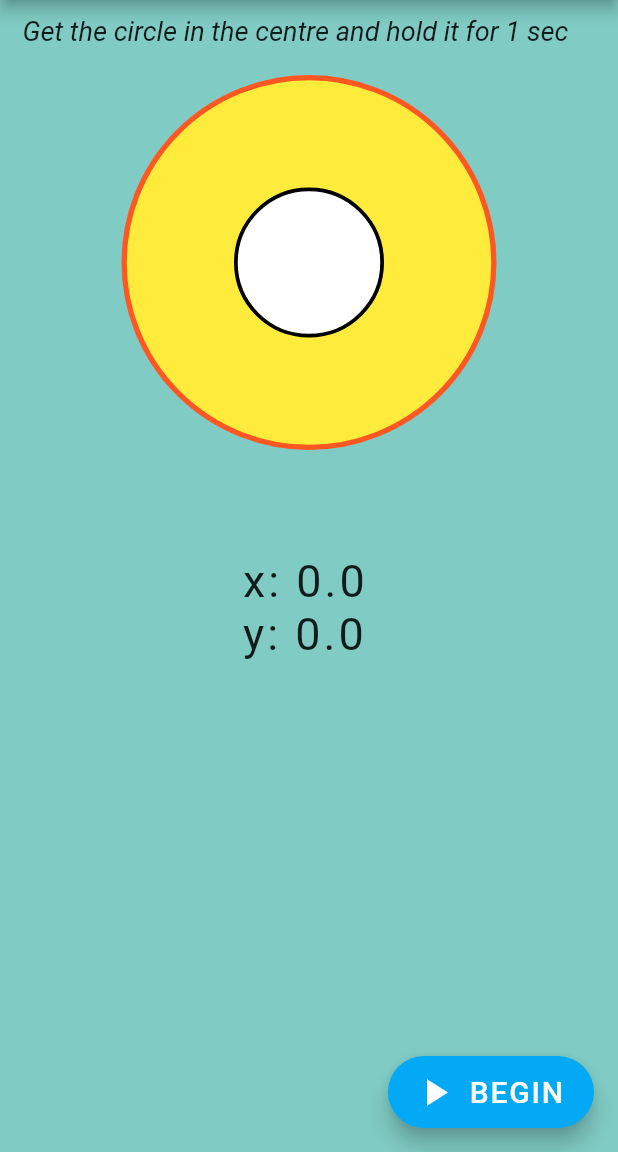
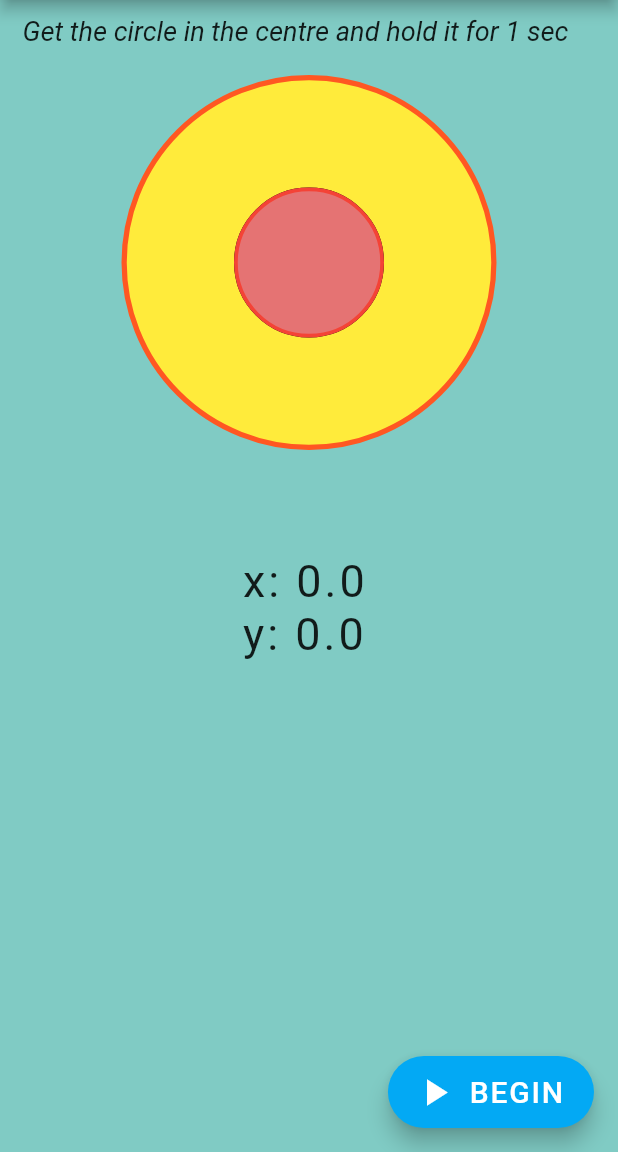
Before and after one commit to kshitijalwadhi/DevClubFlutterAssignment, a Flutter app: the screen it shows after launch, after a tap on "BEGIN", on a phone screen of 412 x 824 dp, the part 84-1236 px from its top. Run offline on Flutter 3.47's test engine with Material 2 defaults, Android fonts, the phone set to English and light mode, and no system bars; our stand-ins replace sensors.

Commit message:
set position according to sensor value code

```diff
--- a/dev_club_flutter_assignment/lib/main.dart
+++ b/dev_club_flutter_assignment/lib/main.dart
@@ -28,7 +28,14 @@ class _MyAppBrainState extends State<MyAppBrain> {
   AccelerometerEvent event;
   // for getting stream of data from sensor
   StreamSubscription accel;
-  //for storing the height and width of the device
+  // timer variable
+  Timer timer;
+
+  double top = 0;
+  double left=0;
+  int count = 0;
+  Color color = Colors.green;
+
   //for starting the reading of data
   startTimer()
   {
@@ -44,7 +51,31 @@ class _MyAppBrainState extends State<MyAppBrain> {
       {
         accel.resume();
       }
+
+    if (timer == null || !timer.isActive) {
+      timer = Timer.periodic(Duration(milliseconds: 200), (_) {
+        if (count > 3) {
+          pauseTimer();
+        } else {
+          //setColor(event);
+          setPosition(event);
+        }
+      });
+    }
   }
+
+  pauseTimer(){
+    timer.cancel();
+  }
+
+  setPosition(AccelerometerEvent event){
+    setState((){
+      left=event.x*10;
+      top=event.y*10;
+    });
+  }
+
+
   @override
   Widget build(BuildContext context) {
     final width = MediaQuery.of(context).size.width;
@@ -115,7 +146,19 @@ class _MyAppBrainState extends State<MyAppBrain> {
                 ),
 
                 // the moving circle (position determined by accelerometer)
-                //Positioned(),
+                Positioned(
+                  top: 125 + top,
+                  left: left + (width-100)/2,
+                  child: Container(
+                    height: 100,
+                    width: 100,
+                    decoration: BoxDecoration(
+                      color: Colors.red[300],
+                      border: Border.all(color: Colors.red, width: 2.5),
+                      borderRadius: BorderRadius.circular(50),
+                    ),
+                  ),
+                ),
                 // text for accelerometer values
                 Positioned(
                   top: 370.0,
```
